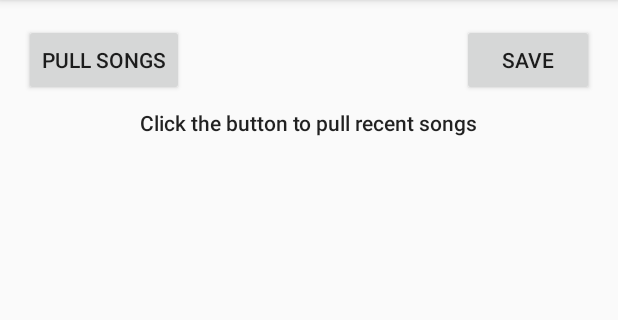
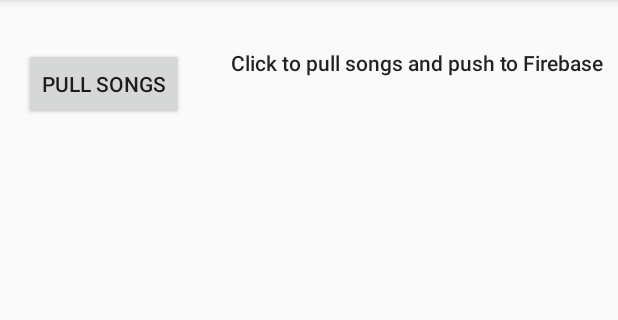
Before and after one commit to pnr14b/MobileAssignment1, an Android app: the MySpotifyAuthenticationActivity screen opened directly, with no data from a screen before it, on a phone screen of 412 x 824 dp, the part 84-404 px from its top. Run offline under Robolectric (Android 15) with nearby library versions, the phone set to English and light mode, and no system bars; our stand-ins replace Firebase (no records; nobody signed in at launch, a user with empty details on screens opened directly), Volley; libraries missing offline, so code that uses them is left out: com.spotify.android, com.spotify.protocol, com.spotify.sdk.

Commit message:
finalized UI

```diff
--- a/app/src/main/java/com/example/testspotify/MySpotifyAuthenticationActivity.java
+++ b/app/src/main/java/com/example/testspotify/MySpotifyAuthenticationActivity.java
@@ -169,22 +169,5 @@ public class MySpotifyAuthenticationActivity extends AppCompatActivity {
         recyclerView.setAdapter(adapter);
     }
 
-    public List<lTrack> myTracks;
-
-    public void pushToDB(View view){
-
-        Intent currentIntent = getIntent();
-
-        Intent intent = new Intent(this, PullActivity.class);
-        intent.putExtra("USER", currentIntent.getStringExtra("USER"));
-
-
-        startActivity(intent);
-
-
-
-
-
-    }
 
 }
--- a/app/src/main/res/layout/activity_my_spotify_authentication.xml
+++ b/app/src/main/res/layout/activity_my_spotify_authentication.xml
@@ -11,23 +11,23 @@
         android:layout_width="wrap_content"
         android:layout_height="wrap_content"
         android:layout_marginStart="16dp"
-        android:layout_marginTop="16dp"
+        android:layout_marginTop="32dp"
         android:onClick="pullTopSongs"
         android:text="Pull Songs"
-        app:layout_constraintEnd_toEndOf="parent"
+        app:layout_constraintEnd_toStartOf="@+id/songText"
         app:layout_constraintHorizontal_bias="0.0"
         app:layout_constraintStart_toStartOf="parent"
         app:layout_constraintTop_toTopOf="parent" />
 
     <TextView
         android:id="@+id/songText"
-        android:layout_width="wrap_content"
-        android:layout_height="wrap_content"
-        android:layout_marginTop="72dp"
+        android:layout_width="250dp"
+        android:layout_height="43dp"
+        android:layout_marginTop="32dp"
+        android:layout_marginEnd="8dp"
         android:text="@string/pull_text"
         android:textAppearance="@style/TextAppearance.AppCompat.Body2"
         app:layout_constraintEnd_toEndOf="parent"
-        app:layout_constraintStart_toStartOf="parent"
         app:layout_constraintTop_toTopOf="parent" />
 
     <androidx.recyclerview.widget.RecyclerView
@@ -44,17 +44,4 @@
         app:layout_constraintTop_toTopOf="parent"
         app:layout_constraintVertical_bias="0.0" />
 
-    <Button
-        android:id="@+id/saveButton"
-        android:layout_width="wrap_content"
-        android:layout_height="wrap_content"
-        android:layout_marginTop="16dp"
-        android:layout_marginEnd="16dp"
-        android:onClick="pushToDB"
-        android:text="Save"
-        app:layout_constraintEnd_toEndOf="parent"
-        app:layout_constraintHorizontal_bias="1.0"
-        app:layout_constraintStart_toStartOf="parent"
-        app:layout_constraintTop_toTopOf="parent" />
-
 </androidx.constraintlayout.widget.ConstraintLayout>
--- a/app/src/main/res/values/strings.xml
+++ b/app/src/main/res/values/strings.xml
@@ -9,7 +9,7 @@
     <string name="invalid_username">Not a valid username</string>
     <string name="invalid_password">Password must be >5 characters</string>
     <string name="login_failed">"Login failed"</string>
-    <string name="pull_text">Click the button to pull recent songs</string>
+    <string name="pull_text">Click to pull songs and push to Firebase</string>
     <string name="spotifyButtonText">Enter User Above</string>
     <string name="middle_string">Enter a Username above!</string>
 </resources>
```
